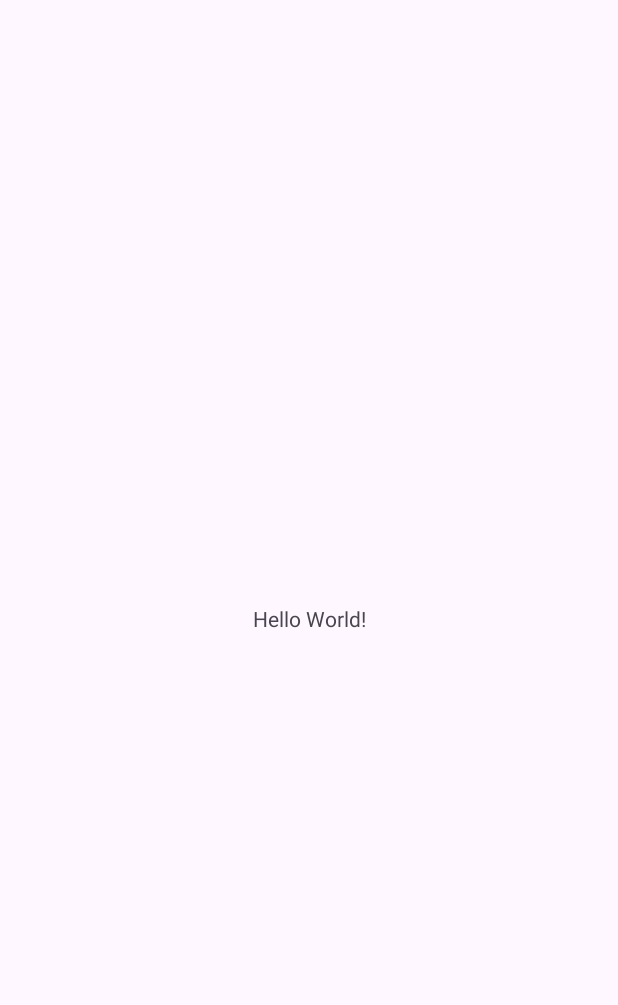
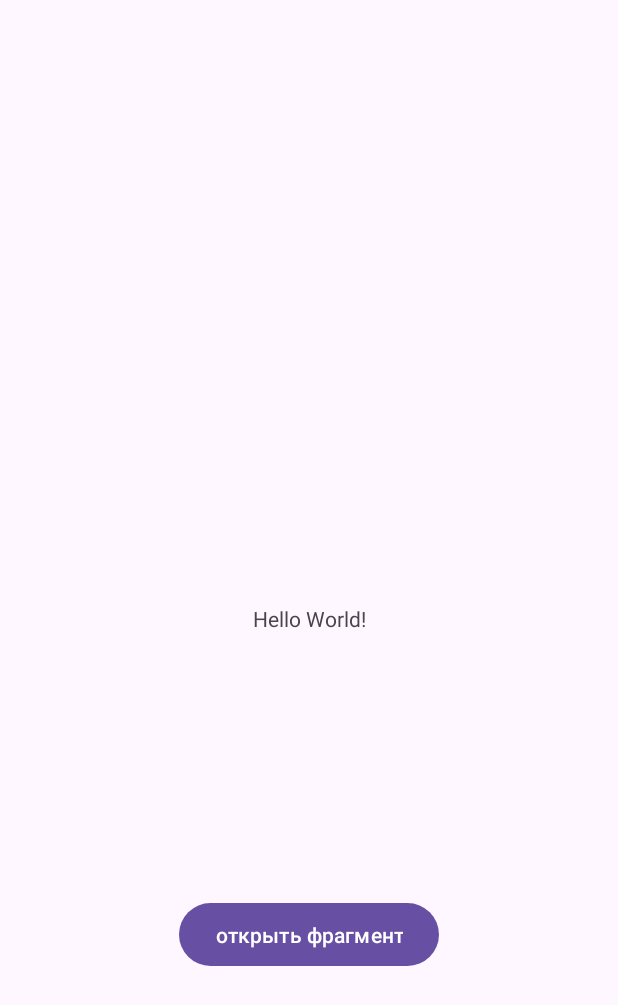
Before and after one commit to Vadim-Ponochevny/Android_Lab4, an Android app: the screen it shows after launch (MainActivity), on a phone screen of 412 x 824 dp. Before the commit the part shown is almost empty. Shown: the top 1005 px of the screen. Run offline under Robolectric (Android 15) with nearby library versions, the phone set to English and light mode, and no system bars; our stand-ins replace Dagger/Hilt's generated code.

Commit message:
Add clean-architecture

```diff
--- a/app/src/main/AndroidManifest.xml
+++ b/app/src/main/AndroidManifest.xml
@@ -3,6 +3,7 @@
     xmlns:tools="http://schemas.android.com/tools">
 
     <application
+        android:name="App"
         android:allowBackup="true"
         android:dataExtractionRules="@xml/data_extraction_rules"
         android:fullBackupContent="@xml/backup_rules"
--- /dev/null
+++ b/app/src/main/java/com/example/android_lab4/App.kt
@@ -0,0 +1,8 @@
+package com.example.android_lab4
+
+import android.app.Application
+import dagger.hilt.android.HiltAndroidApp
+
+@HiltAndroidApp
+class App : Application() {
+}
--- a/app/src/main/java/com/example/android_lab4/MainActivity.kt
+++ b/app/src/main/java/com/example/android_lab4/MainActivity.kt
@@ -2,16 +2,36 @@ package com.example.android_lab4
 
 import android.os.Bundle
 import androidx.activity.enableEdgeToEdge
+import androidx.activity.viewModels
 import androidx.appcompat.app.AppCompatActivity
 import androidx.core.view.ViewCompat
 import androidx.core.view.WindowInsetsCompat
+import com.example.android_lab4.databinding.NoteScreenBinding
+import dagger.hilt.android.AndroidEntryPoint
 
+@AndroidEntryPoint
 class MainActivity : AppCompatActivity() {
+
+    private val viewModel: NoteViewModel by viewModels()
+    private lateinit var binding: NoteScreenBinding
+
     override fun onCreate(savedInstanceState: Bundle?) {
         super.onCreate(savedInstanceState)
+        binding = NoteScreenBinding.inflate(layoutInflater)
+        setContentView(binding.root)
+
         enableEdgeToEdge()
-        setContentView(R.layout.activity_main)
-        ViewCompat.setOnApplyWindowInsetsListener(findViewById(R.id.main)) { v, insets ->
+        setupSystemBarsPadding(binding)
+
+        binding.button.setOnClickListener {
+            AddNoteDialog().show(supportFragmentManager, "AddNoteDialog")
+        }
+
+
+    }
+
+    private fun setupSystemBarsPadding(binding: NoteScreenBinding) {
+        ViewCompat.setOnApplyWindowInsetsListener(binding.root) { v, insets ->
             val systemBars = insets.getInsets(WindowInsetsCompat.Type.systemBars())
             v.setPadding(systemBars.left, systemBars.top, systemBars.right, systemBars.bottom)
             insets
--- a/app/src/main/java/com/example/android_lab4/NoteEvent.kt
+++ b/app/src/main/java/com/example/android_lab4/NoteEvent.kt
@@ -1,4 +1,6 @@
 package com.example.android_lab4
+
+import com.example.android_lab4.data.model.Note
 
 sealed interface NoteEvent {
     object SaveNote: NoteEvent
@@ -6,5 +8,5 @@ sealed interface NoteEvent {
     data class SetDescription(val description: String) : NoteEvent
     object ShowDialog: NoteEvent
     object HideDialog: NoteEvent
-    data class DeleteNote (val note: Note ): NoteEvent
+    data class DeleteNote (val note: Note): NoteEvent
 }
--- a/app/src/main/java/com/example/android_lab4/NoteState.kt
+++ b/app/src/main/java/com/example/android_lab4/NoteState.kt
@@ -1,4 +1,6 @@
 package com.example.android_lab4
+
+import com.example.android_lab4.data.model.Note
 
 data class NoteState(
     val notes: List<Note> = emptyList(),
--- a/app/src/main/java/com/example/android_lab4/NoteDatabase.kt
+++ b/app/src/main/java/com/example/android_lab4/data/database/NoteDatabase.kt
@@ -1,12 +1,16 @@
-package com.example.android_lab4
+package com.example.android_lab4.data.database
 
 import androidx.room.Database
 import androidx.room.RoomDatabase
+import com.example.android_lab4.data.model.Note
 
 @Database(
     entities = [Note::class],
     version = 1
 )
 abstract class NoteDatabase() : RoomDatabase() {
+    companion object {
+        const val DATABASE_NAME = "notes_table"
+    }
     abstract val dao: NoteDao
 }
--- a/app/src/main/java/com/example/android_lab4/Note.kt
+++ b/app/src/main/java/com/example/android_lab4/data/model/Note.kt
@@ -1,4 +1,4 @@
-package com.example.android_lab4
+package com.example.android_lab4.data.model
 
 import androidx.room.Entity
 import androidx.room.PrimaryKey
--- a/app/src/main/res/layout/activity_main.xml
+++ b/app/src/main/res/layout/note_screen.xml
@@ -8,6 +8,7 @@
     tools:context=".MainActivity">
 
     <TextView
+        android:id="@+id/textView"
         android:layout_width="wrap_content"
         android:layout_height="wrap_content"
         android:text="Hello World!"
@@ -16,4 +17,15 @@
         app:layout_constraintStart_toStartOf="parent"
         app:layout_constraintTop_toTopOf="parent" />
 
+    <Button
+        android:id="@+id/button"
+        android:layout_width="wrap_content"
+        android:layout_height="50sp"
+        app:layout_constraintBottom_toBottomOf="parent"
+        app:layout_constraintEnd_toEndOf="parent"
+        app:layout_constraintStart_toStartOf="parent"
+        app:layout_constraintTop_toBottomOf="@+id/textView"
+        android:text="открыть фрагмент">
+    </Button>
+
 </androidx.constraintlayout.widget.ConstraintLayout>
--- a/gradle/libs.versions.toml
+++ b/gradle/libs.versions.toml
@@ -1,5 +1,6 @@
 [versions]
 agp = "8.10.1"
+fragmentKtx = "1.8.9"
 hiltAndroid = "2.57.1"
 kotlin = "2.2.10"
 coreKtx = "1.17.0"
@@ -15,6 +16,7 @@ roomKtx = "2.7.2"
 
 [libraries]
 androidx-core-ktx = { group = "androidx.core", name = "core-ktx", version.ref = "coreKtx" }
+androidx-fragment-ktx = { module = "androidx.fragment:fragment-ktx", version.ref = "fragmentKtx" }
 androidx-lifecycle-viewmodel-ktx = { module = "androidx.lifecycle:lifecycle-viewmodel-ktx", version.ref = "lifecycleViewmodelKtx" }
 androidx-room-compiler = { module = "androidx.room:room-compiler", version.ref = "roomKtx" }
 androidx-room-ktx = { module = "androidx.room:room-ktx", version.ref = "roomKtx" }
```
Also changed, not shown: app/build.gradle.kts (+6 -1 lines), app/src/main/java/com/example/android_lab4/AddNoteDialog.kt (added, +41 -0 lines), app/src/main/java/com/example/android_lab4/NoteDao.kt (deleted, +0 -20 lines), app/src/main/java/com/example/android_lab4/NoteViewModel.kt (+11 -6 lines), app/src/main/java/com/example/android_lab4/data/database/NoteDao.kt (added, +21 -0 lines), app/src/main/java/com/example/android_lab4/data/repository/NoteRepositoryImpl.kt (added, +21 -0 lines), app/src/main/java/com/example/android_lab4/di/DatabaseModule.kt (added, +26 -0 lines), app/src/main/java/com/example/android_lab4/di/RepositoryModule.kt (added, +21 -0 lines), app/src/main/java/com/example/android_lab4/domain/repository/NoteRepository.kt (added, +13 -0 lines), app/src/main/res/layout/dialog_add_note.xml (added, +21 -0 lines).
